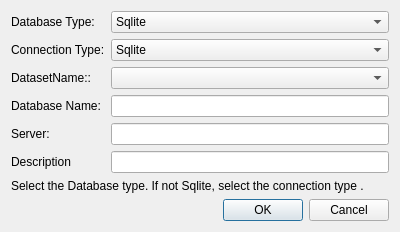
Old version of the form ui/dialognewconnection.ui in the repository allenck/mapper.
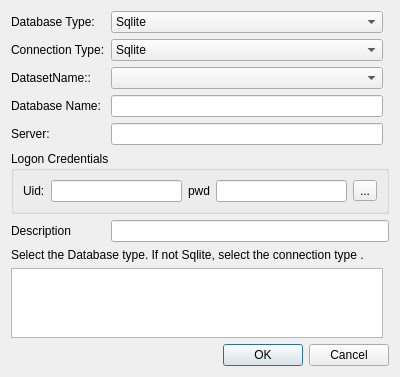
New version of the form.

The edit to the form file:
```diff
--- a/ui/dialognewconnection.ui
+++ b/ui/dialognewconnection.ui
@@ -7,7 +7,7 @@
     <x>0</x>
     <y>0</y>
     <width>400</width>
-    <height>183</height>
+    <height>375</height>
    </rect>
   </property>
   <property name="windowTitle">
@@ -16,14 +16,23 @@
   <property name="whatsThis">
    <string>New Connection</string>
   </property>
-  <layout class="QFormLayout" name="formLayout">
-   <item row="0" column="0">
-    <widget class="QLabel" name="label">
-     <property name="text">
-      <string>Database Type:</string>
+  <layout class="QGridLayout" name="gridLayout">
+   <item row="2" column="1">
+    <widget class="QComboBox" name="cbDsn"/>
+   </item>
+   <item row="9" column="0" colspan="3">
+    <widget class="QDialogButtonBox" name="buttonBox">
+     <property name="orientation">
+      <enum>Qt::Orientation::Horizontal</enum>
+     </property>
+     <property name="standardButtons">
+      <set>QDialogButtonBox::StandardButton::Cancel|QDialogButtonBox::StandardButton::Ok</set>
      </property>
     </widget>
    </item>
+   <item row="4" column="1">
+    <widget class="QLineEdit" name="txtServer"/>
+   </item>
    <item row="0" column="1">
     <widget class="QComboBox" name="cbDbType">
      <item>
@@ -53,10 +62,17 @@
      </item>
     </widget>
    </item>
-   <item row="1" column="0">
-    <widget class="QLabel" name="label_2">
+   <item row="6" column="0">
+    <widget class="QLabel" name="label_4">
      <property name="text">
-      <string>Connection Type:</string>
+      <string>Description</string>
+     </property>
+    </widget>
+   </item>
+   <item row="2" column="0">
+    <widget class="QLabel" name="lblDsn">
+     <property name="text">
+      <string>DatasetName::</string>
      </property>
     </widget>
    </item>
@@ -79,34 +95,7 @@
      </item>
     </widget>
    </item>
-   <item row="2" column="0">
-    <widget class="QLabel" name="lblDsn">
-     <property name="text">
-      <string>DatasetName::</string>
-     </property>
-    </widget>
-   </item>
-   <item row="3" column="0">
-    <widget class="QLabel" name="label_3">
-     <property name="text">
-      <string>Database Name:</string>
-     </property>
-    </widget>
-   </item>
-   <item row="3" column="1">
-    <widget class="QLineEdit" name="txtDbName"/>
-   </item>
-   <item row="5" column="0">
-    <widget class="QLabel" name="label_4">
-     <property name="text">
-      <string>Description</string>
-     </property>
-    </widget>
-   </item>
-   <item row="5" column="1">
-    <widget class="QLineEdit" name="txtDescription"/>
-   </item>
-   <item row="6" column="0" colspan="2">
+   <item row="7" column="0" colspan="3">
     <widget class="QLabel" name="lblHelp">
      <property name="sizePolicy">
       <sizepolicy hsizetype="Preferred" vsizetype="Expanding">
@@ -119,18 +108,65 @@
      </property>
     </widget>
    </item>
-   <item row="7" column="0" colspan="2">
-    <widget class="QDialogButtonBox" name="buttonBox">
-     <property name="orientation">
-      <enum>Qt::Orientation::Horizontal</enum>
+   <item row="3" column="1">
+    <widget class="QLineEdit" name="txtDbName"/>
+   </item>
+   <item row="5" column="0" colspan="3">
+    <widget class="QGroupBox" name="gb1">
+     <property name="title">
+      <string>Logon Credentials</string>
      </property>
-     <property name="standardButtons">
-      <set>QDialogButtonBox::StandardButton::Cancel|QDialogButtonBox::StandardButton::Ok</set>
+     <layout class="QHBoxLayout" name="horizontalLayout_2">
+      <item>
+       <layout class="QHBoxLayout" name="horizontalLayout">
+        <item>
+         <widget class="QLabel" name="label_5">
+          <property name="text">
+           <string>Uid:</string>
+          </property>
+         </widget>
+        </item>
+        <item>
+         <widget class="QLineEdit" name="txtUid"/>
+        </item>
+        <item>
+         <widget class="QLabel" name="label_6">
+          <property name="text">
+           <string>pwd</string>
+          </property>
+         </widget>
+        </item>
+        <item>
+         <widget class="QLineEdit" name="txtPWD"/>
+        </item>
+       </layout>
+      </item>
+      <item>
+       <widget class="QToolButton" name="tbView">
+        <property name="text">
+         <string>...</string>
+        </property>
+        <property name="checkable">
+         <bool>true</bool>
+        </property>
+       </widget>
+      </item>
+     </layout>
+    </widget>
+   </item>
+   <item row="3" column="0">
+    <widget class="QLabel" name="label_3">
+     <property name="text">
+      <string>Database Name:</string>
      </property>
     </widget>
    </item>
-   <item row="2" column="1">
-    <widget class="QComboBox" name="cbDsn"/>
+   <item row="0" column="0">
+    <widget class="QLabel" name="label">
+     <property name="text">
+      <string>Database Type:</string>
+     </property>
+    </widget>
    </item>
    <item row="4" column="0">
     <widget class="QLabel" name="lblServer">
@@ -139,8 +175,18 @@
      </property>
     </widget>
    </item>
-   <item row="4" column="1">
-    <widget class="QLineEdit" name="txtServer"/>
+   <item row="6" column="1" colspan="2">
+    <widget class="QLineEdit" name="txtDescription"/>
+   </item>
+   <item row="1" column="0">
+    <widget class="QLabel" name="label_2">
+     <property name="text">
+      <string>Connection Type:</string>
+     </property>
+    </widget>
+   </item>
+   <item row="8" column="0" colspan="2">
+    <widget class="QTextEdit" name="textEdit"/>
    </item>
   </layout>
  </widget>
```
